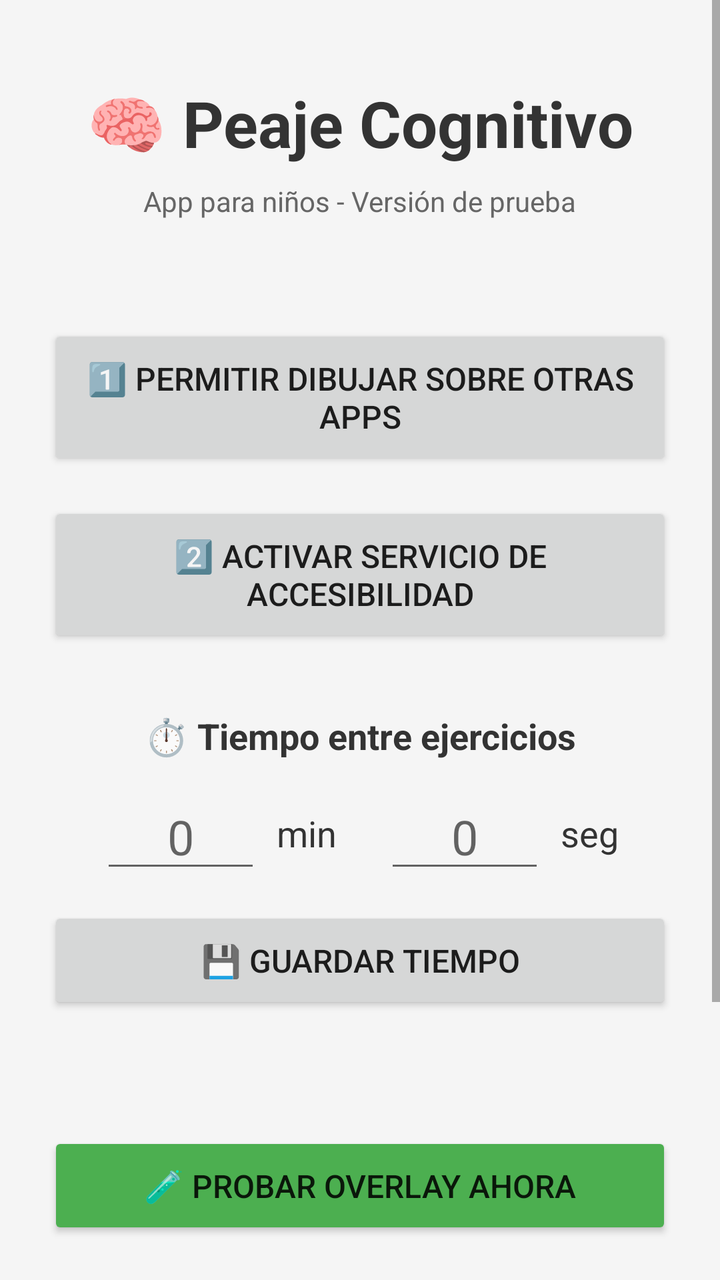
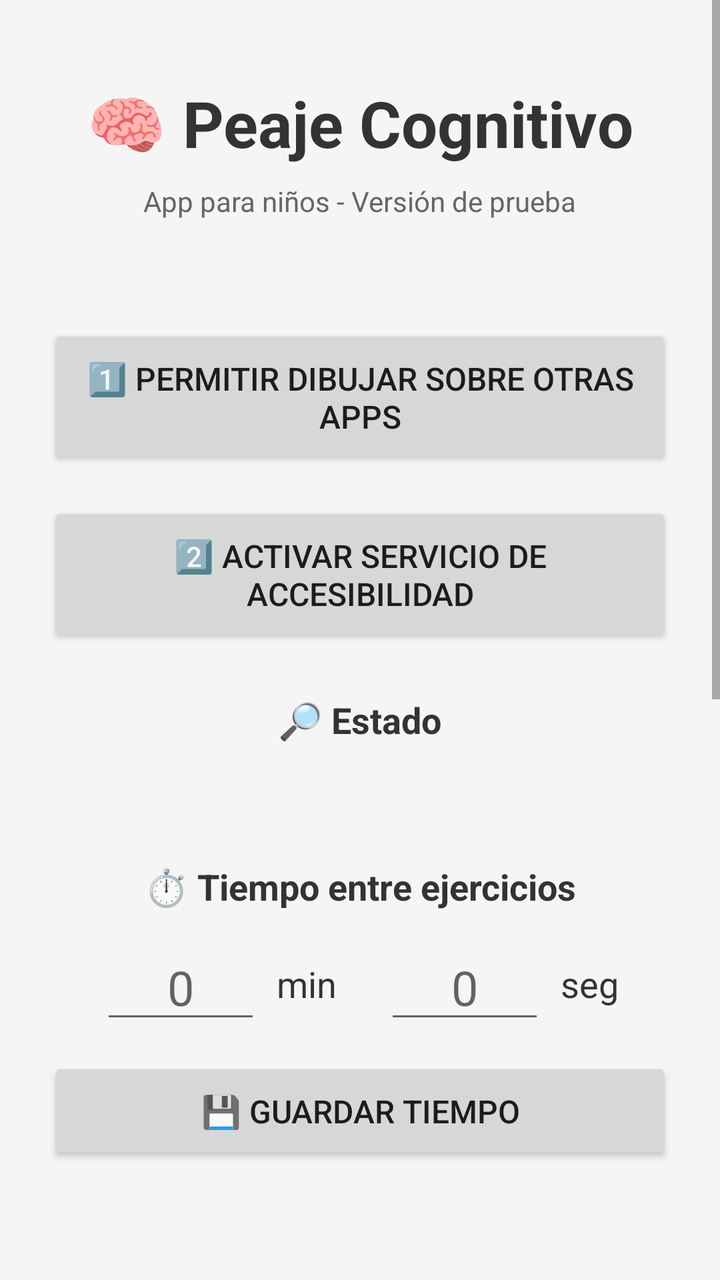

Compare the two renders of this Android layout. The source of the first and the diff that turns it into the second are given below.
<!-- AndroidManifest.xml: application theme Theme.AppCompat.Light.DarkActionBar -->
<!-- res/layout/activity_main.xml -->
<?xml version="1.0" encoding="utf-8"?>
<ScrollView xmlns:android="http://schemas.android.com/apk/res/android"
    android:layout_width="match_parent"
    android:layout_height="match_parent"
    android:background="#F5F5F5"
    android:fillViewport="true">

    <LinearLayout
        android:layout_width="match_parent"
        android:layout_height="wrap_content"
        android:gravity="center_horizontal"
        android:orientation="vertical"
        android:padding="24dp">

        <TextView
            android:layout_width="wrap_content"
            android:layout_height="wrap_content"
            android:layout_marginTop="16dp"
            android:layout_marginBottom="8dp"
            android:text="🧠 Peaje Cognitivo"
            android:textColor="#333"
            android:textSize="32sp"
            android:textStyle="bold" />

        <TextView
            android:layout_width="wrap_content"
            android:layout_height="wrap_content"
            android:layout_marginBottom="4dp"
            android:text="App para niños - Versión de prueba"
            android:textColor="#666"
            android:textSize="14sp" />

        <TextView
            android:id="@+id/tvVersion"
            android:layout_width="wrap_content"
            android:layout_height="wrap_content"
            android:layout_marginBottom="32dp"
            android:textColor="#999"
            android:textSize="12sp" />

        <Button
            android:id="@+id/btnEnableOverlay"
            android:layout_width="match_parent"
            android:layout_height="wrap_content"
            android:padding="16dp"
            android:text="1️⃣ Permitir dibujar sobre otras apps"
            android:textSize="16sp" />

        <Button
            android:id="@+id/btnEnableAccessibility"
            android:layout_width="match_parent"
            android:layout_height="wrap_content"
            android:layout_marginTop="16dp"
            android:padding="16dp"
            android:text="2️⃣ Activar servicio de accesibilidad"
            android:textSize="16sp" />

        <TextView
            android:layout_width="wrap_content"
            android:layout_height="wrap_content"
            android:layout_marginTop="32dp"
            android:text="⏱️ Tiempo entre ejercicios"
            android:textColor="#333"
            android:textSize="18sp"
            android:textStyle="bold" />

        <LinearLayout
            android:layout_width="wrap_content"
            android:layout_height="wrap_content"
            android:layout_marginTop="12dp"
            android:gravity="center_vertical"
            android:orientation="horizontal">

            <EditText
                android:id="@+id/etMinutes"
                android:layout_width="80dp"
                android:layout_height="wrap_content"
                android:gravity="center"
                android:hint="0"
                android:importantForAutofill="no"
                android:inputType="number"
                android:maxLength="3"
                android:textSize="24sp" />

            <TextView
                android:layout_width="wrap_content"
                android:layout_height="wrap_content"
                android:layout_marginStart="8dp"
                android:layout_marginEnd="24dp"
                android:text="min"
                android:textColor="#333"
                android:textSize="18sp" />

            <EditText
                android:id="@+id/etSeconds"
                android:layout_width="80dp"
                android:layout_height="wrap_content"
                android:gravity="center"
                android:hint="0"
                android:importantForAutofill="no"
                android:inputType="number"
                android:maxLength="2"
                android:textSize="24sp" />

            <TextView
                android:layout_width="wrap_content"
                android:layout_height="wrap_content"
                android:layout_marginStart="8dp"
                android:text="seg"
                android:textColor="#333"
                android:textSize="18sp" />
        </LinearLayout>

        <Button
            android:id="@+id/btnSaveInterval"
            android:layout_width="match_parent"
            android:layout_height="wrap_content"
            android:layout_marginTop="12dp"
            android:padding="16dp"
            android:text="💾 Guardar tiempo"
            android:textSize="16sp" />

        <TextView
            android:id="@+id/tvIntervalCurrent"
            android:layout_width="wrap_content"
            android:layout_height="wrap_content"
            android:layout_marginTop="8dp"
            android:textColor="#666"
            android:textSize="14sp" />

        <Button
            android:id="@+id/btnTestOverlay"
            android:layout_width="match_parent"
            android:layout_height="wrap_content"
            android:layout_marginTop="32dp"
            android:backgroundTint="#4CAF50"
            android:padding="16dp"
            android:text="🧪 Probar overlay ahora"
            android:textSize="16sp" />

        <TextView
            android:layout_width="wrap_content"
            android:layout_height="wrap_content"
            android:layout_marginTop="32dp"
            android:layout_marginBottom="16dp"
            android:gravity="center"
            android:lineSpacingMultiplier="1.3"
            android:text="Instrucciones:\n1. Dar los dos permisos arriba\n2. Elegir el tiempo entre ejercicios\n3. Abrir YouTube\n4. Esperar el tiempo elegido\n5. Aparecerá el ejercicio"
            android:textColor="#666"
            android:textSize="14sp" />

    </LinearLayout>
</ScrollView>
<!-- resources referenced by this layout -->
<resources>

</resources>

<!-- the commit's change to res/layout/activity_main.xml (unified diff, before → after) -->
@@ -55,6 +55,25 @@
             android:text="2️⃣ Activar servicio de accesibilidad"
             android:textSize="16sp" />
 
+        
+        <TextView
+            android:layout_width="wrap_content"
+            android:layout_height="wrap_content"
+            android:layout_marginTop="24dp"
+            android:text="🔎 Estado"
+            android:textColor="#333"
+            android:textSize="18sp"
+            android:textStyle="bold" />
+
+        <TextView
+            android:id="@+id/tvEstado"
+            android:layout_width="wrap_content"
+            android:layout_height="wrap_content"
+            android:layout_marginTop="8dp"
+            android:lineSpacingMultiplier="1.2"
+            android:textColor="#444"
+            android:textSize="14sp" />
+
         <TextView
             android:layout_width="wrap_content"
             android:layout_height="wrap_content"
@@ -128,6 +147,53 @@
             android:textColor="#666"
             android:textSize="14sp" />
 
+        <TextView
+            android:layout_width="wrap_content"
+            android:layout_height="wrap_content"
+            android:layout_marginTop="32dp"
+            android:text="🎯 Tipos de ejercicio"
+            android:textColor="#333"
+            android:textSize="18sp"
+            android:textStyle="bold" />
+
+        <CheckBox
+            android:id="@+id/cbSuma"
+            android:layout_width="wrap_content"
+            android:layout_height="wrap_content"
+            android:layout_marginTop="4dp"
+            android:text="➕ Sumas (con dibujos)"
+            android:textSize="16sp" />
+
+        <CheckBox
+            android:id="@+id/cbResta"
+            android:layout_width="wrap_content"
+            android:layout_height="wrap_content"
+            android:text="➖ Restas (con dibujos)"
+            android:textSize="16sp" />
+
+        <CheckBox
+            android:id="@+id/cbAnimales"
+            android:layout_width="wrap_content"
+            android:layout_height="wrap_content"
+            android:text="🐶 Animales"
+            android:textSize="16sp" />
+
+        <CheckBox
+            android:id="@+id/cbObjetos"
+            android:layout_width="wrap_content"
+            android:layout_height="wrap_content"
+            android:text="🎈 Objetos"
+            android:textSize="16sp" />
+
+        <TextView
+            android:layout_width="wrap_content"
+            android:layout_height="wrap_content"
+            android:layout_marginTop="4dp"
+            android:gravity="center"
+            android:text="Si marcás varios, salen mezclados."
+            android:textColor="#888"
+            android:textSize="12sp" />
+
         <Button
             android:id="@+id/btnTestOverlay"
             android:layout_width="match_parent"
@@ -136,6 +202,15 @@
             android:backgroundTint="#4CAF50"
             android:padding="16dp"
             android:text="🧪 Probar overlay ahora"
+            android:textSize="16sp" />
+
+        <Button
+            android:id="@+id/btnVerRegistro"
+            android:layout_width="match_parent"
+            android:layout_height="wrap_content"
+            android:layout_marginTop="16dp"
+            android:padding="16dp"
+            android:text="📋 Ver registro (diagnóstico)"
             android:textSize="16sp" />
 
         <TextView
@@ -145,7 +220,7 @@
             android:layout_marginBottom="16dp"
             android:gravity="center"
             android:lineSpacingMultiplier="1.3"
-            android:text="Instrucciones:\n1. Dar los dos permisos arriba\n2. Elegir el tiempo entre ejercicios\n3. Abrir YouTube\n4. Esperar el tiempo elegido\n5. Aparecerá el ejercicio"
+            android:text="Instrucciones:\n1. Dar los dos permisos arriba\n2. Elegir tiempo y tipos de ejercicio\n3. Abrir YouTube\n4. Esperar el tiempo elegido\n5. Aparecerá el ejercicio"
             android:textColor="#666"
             android:textSize="14sp" />
 
